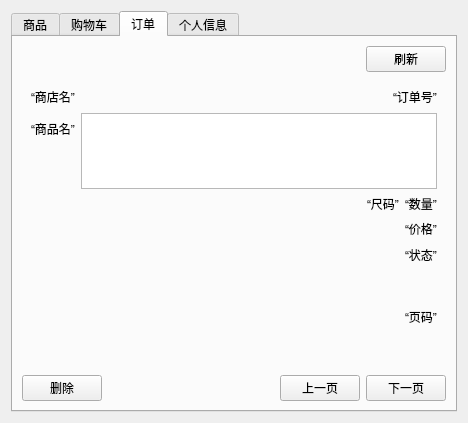
The window that E-commerceMIS/buyerUI.ui (Ziyeeee/DatabaseProject) describes before a commit, drawn with Qt 5.
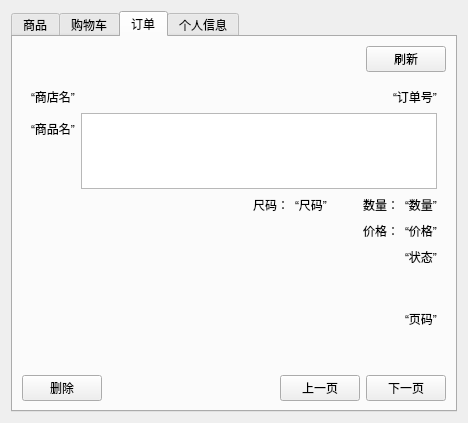
The same window after the commit. The open tabs and pages were chosen to show the change.

```diff
--- a/E-commerceMIS/buyerUI.ui
+++ b/E-commerceMIS/buyerUI.ui
@@ -529,7 +529,7 @@
              </spacer>
             </item>
             <item>
-             <widget class="QLabel" name="orderNumLabel">
+             <widget class="QLabel" name="orderIdLabel">
               <property name="text">
                <string>“订单号”</string>
               </property>
@@ -573,6 +573,13 @@
               </property>
              </spacer>
             </item>
+            <item>
+             <widget class="QLabel" name="orderSize">
+              <property name="text">
+               <string>尺码：</string>
+              </property>
+             </widget>
+            </item>
             <item>
              <widget class="QLabel" name="orderSizeLabel">
               <property name="text">
@@ -581,7 +588,30 @@
              </widget>
             </item>
             <item>
-             <widget class="QLabel" name="orderNumLabel_2">
+             <spacer name="horizontalSpacer_26">
+              <property name="orientation">
+               <enum>Qt::Horizontal</enum>
+              </property>
+              <property name="sizeType">
+               <enum>QSizePolicy::Fixed</enum>
+              </property>
+              <property name="sizeHint" stdset="0">
+               <size>
+                <width>30</width>
+                <height>20</height>
+               </size>
+              </property>
+             </spacer>
+            </item>
+            <item>
+             <widget class="QLabel" name="orderNum">
+              <property name="text">
+               <string>数量：</string>
+              </property>
+             </widget>
+            </item>
+            <item>
+             <widget class="QLabel" name="orderNumLabel">
               <property name="text">
                <string>“数量”</string>
               </property>
@@ -618,7 +648,14 @@
              </spacer>
             </item>
             <item>
-             <widget class="QLabel" name="orderPriseLabel">
+             <widget class="QLabel" name="orderPrice">
+              <property name="text">
+               <string>价格：</string>
+              </property>
+             </widget>
+            </item>
+            <item>
+             <widget class="QLabel" name="orderPriceLabel">
               <property name="text">
                <string>“价格”</string>
               </property>
```
Left out of the diff: 2 changed lines with no effect on the pictures.
